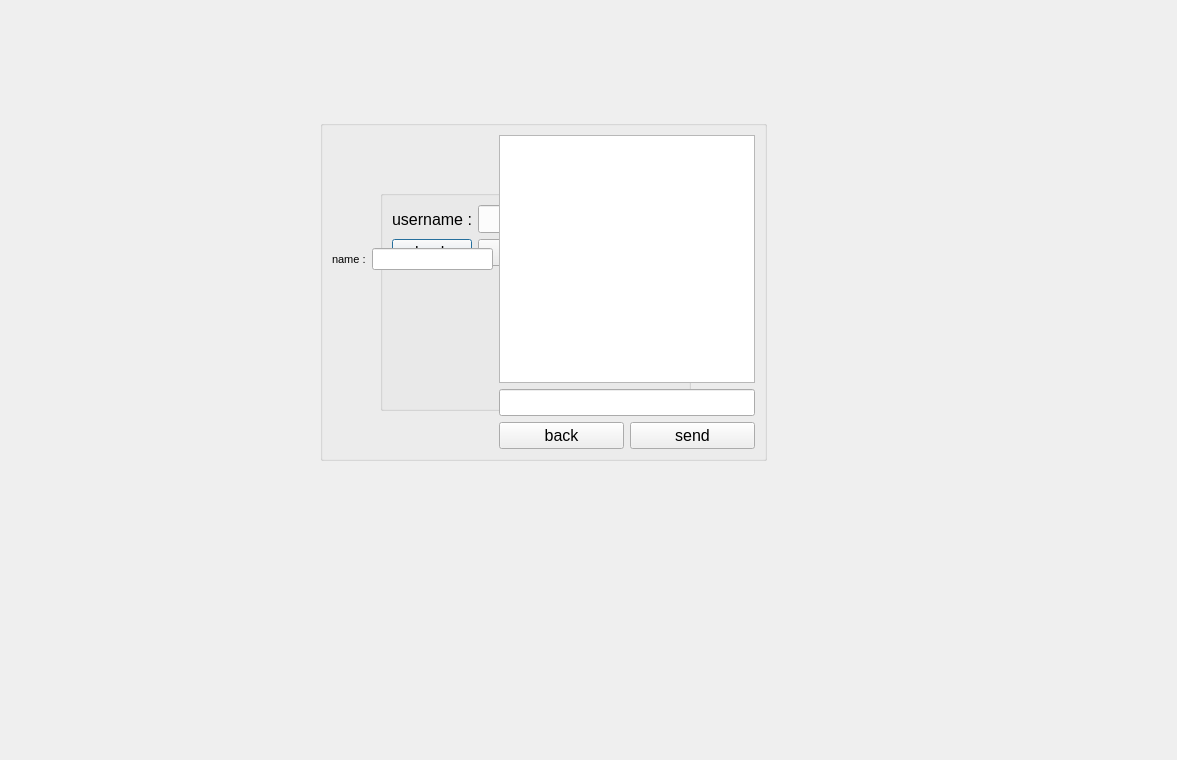
Qt form massenger/sendmessageuser_dialog.ui (MahanBeidokhti/AP-Messenger) before a commit.
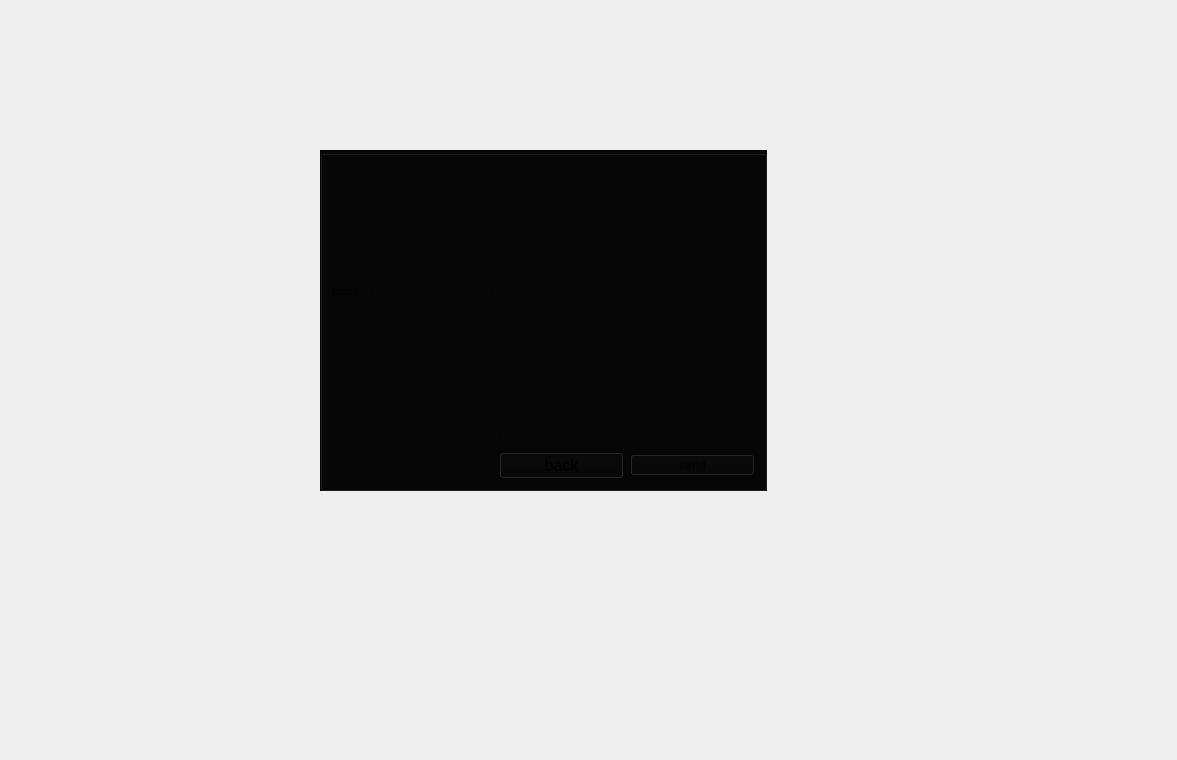
The same form after that commit. Icons and pictures are not drawn.

```diff
--- a/massenger/sendmessageuser_dialog.ui
+++ b/massenger/sendmessageuser_dialog.ui
@@ -18,6 +18,9 @@
   <property name="windowTitle">
    <string>Dialog</string>
   </property>
+  <property name="styleSheet">
+   <string notr="true">background-image: url(:/Source/@metawalls.jpg);</string>
+  </property>
   <widget class="QGroupBox" name="username_groupBox">
    <property name="geometry">
     <rect>
@@ -27,6 +30,9 @@
      <height>221</height>
     </rect>
    </property>
+   <property name="styleSheet">
+    <string notr="true">background-color: rgb(8, 8, 8);</string>
+   </property>
    <property name="title">
     <string/>
    </property>
@@ -74,11 +80,14 @@
    <property name="geometry">
     <rect>
      <x>320</x>
-     <y>120</y>
+     <y>150</y>
      <width>447</width>
      <height>341</height>
     </rect>
    </property>
+   <property name="styleSheet">
+    <string notr="true">background-color: rgb(6, 6, 6);</string>
+   </property>
    <property name="title">
     <string/>
    </property>
```
Left out of the diff: 2 changed lines with no effect on the pictures.
